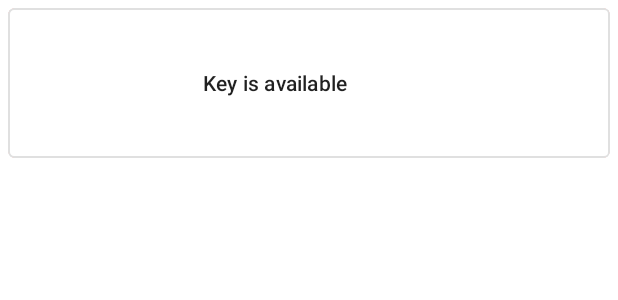
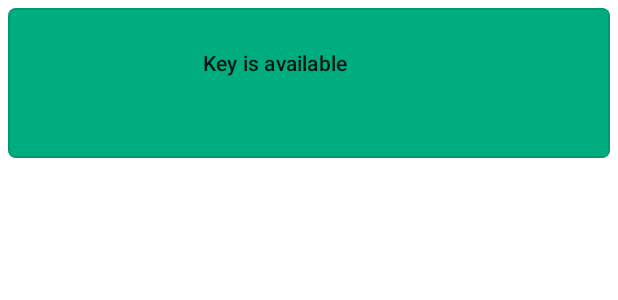
Before and after one commit to npapadopoulos/keys, an Android app: the layout key.xml on its own in the app's theme, with its tools: preview values and no code run, on a phone screen of 412 x 824 dp. Shown: the top 300 px of the screen. Run offline under Robolectric (Android 15) with nearby library versions, the phone set to English and light mode, and no system bars; Roboto replaces fonts that are not available here.

Commit message:
KEYS-13,KEYS-15 and bug fixes

```diff
--- a/app/build.gradle
+++ b/app/build.gradle
@@ -59,6 +59,7 @@ dependencies {
     implementation 'com.mikhaellopez:circularimageview:4.2.0'
     implementation 'androidx.navigation:navigation-fragment:2.3.0'
     implementation 'androidx.navigation:navigation-ui:2.3.0'
+    implementation 'androidx.palette:palette:1.0.0'
     compileOnly 'org.projectlombok:lombok:1.18.12'
     annotationProcessor 'org.projectlombok:lombok:1.18.12'
     implementation 'androidmads.library.qrgenearator:QRGenearator:1.0.3'
--- a/app/src/main/java/com/property/keys/entities/Key.java
+++ b/app/src/main/java/com/property/keys/entities/Key.java
@@ -23,6 +23,7 @@ public class Key implements Parcelable {
     private String checkedInDate;
     private String checkedOutDate;
     private String lastCheckOutDate;
+    private String lastCheckedInUser;
 
     public static final Parcelable.Creator<Key> CREATOR = new Parcelable.Creator<Key>() {
         @Override
@@ -43,6 +44,7 @@ public class Key implements Parcelable {
         checkedInDate = in.readString();
         checkedOutDate = in.readString();
         lastCheckOutDate = in.readString();
+        lastCheckedInUser = in.readString();
     }
 
     @Override
@@ -57,5 +59,6 @@ public class Key implements Parcelable {
         parcel.writeString(checkedInDate);
         parcel.writeString(checkedOutDate);
         parcel.writeString(lastCheckOutDate);
+        parcel.writeString(lastCheckedInUser);
     }
 }
--- /dev/null
+++ b/app/src/main/res/drawable/green_card_background.xml
@@ -0,0 +1,17 @@
+<?xml version="1.0" encoding="utf-8"?>
+<layer-list xmlns:android="http://schemas.android.com/apk/res/android">
+    <item
+        android:left="0dp"
+        android:right="0dp">
+        <shape
+            android:orientation="vertical"
+            android:shape="rectangle">
+            <solid android:color="@color/green" />
+            <corners
+                android:bottomLeftRadius="5dp"
+                android:bottomRightRadius="5dp"
+                android:topLeftRadius="5dp"
+                android:topRightRadius="5dp" />
+        </shape>
+    </item>
+</layer-list>
--- a/app/src/main/res/drawable/red_card_background.xml
+++ b/app/src/main/res/drawable/red_card_background.xml
@@ -1,5 +1,5 @@
 <?xml version="1.0" encoding="utf-8"?>
 <shape xmlns:android="http://schemas.android.com/apk/res/android">
     <corners android:radius="5dp" />
-    <solid android:color="#E53935" />
+    <solid android:color="@color/red_600" />
 </shape>
--- a/app/src/main/res/layout/key.xml
+++ b/app/src/main/res/layout/key.xml
@@ -6,7 +6,7 @@
     android:layout_margin="5dp">
 
     <RelativeLayout
-        android:id="@+id/propertyBackground"
+        android:id="@+id/keyBackground"
         android:layout_width="match_parent"
         android:layout_height="match_parent"
         android:background="@drawable/red_card_background">
@@ -22,38 +22,45 @@
     </RelativeLayout>
 
     <RelativeLayout
-        android:id="@+id/propertyForeground"
+        android:id="@+id/keyForeground"
         android:layout_width="match_parent"
-        android:layout_height="match_parent"
-        android:background="@drawable/white_card_background">
+        android:layout_height="100dp">
 
         <com.google.android.material.card.MaterialCardView
             android:id="@+id/card"
             style="@style/MaterialCardView"
             android:layout_width="match_parent"
-            android:layout_height="wrap_content"
+            android:layout_height="match_parent"
             android:background="@color/colorGrey">
 
             <RelativeLayout
+                android:id="@+id/keyDetails"
                 android:layout_width="match_parent"
-                android:layout_height="wrap_content">
+                android:layout_height="match_parent"
+                android:background="@drawable/green_card_background">
 
                 <ImageView
                     android:id="@+id/qrCodeImage"
                     android:layout_width="100dp"
-                    android:layout_height="100dp"
+                    android:layout_height="match_parent"
                     android:scaleType="fitCenter" />
 
                 <LinearLayout
                     android:layout_width="match_parent"
-                    android:layout_height="wrap_content"
+                    android:layout_height="match_parent"
                     android:layout_alignParentStart="true"
                     android:layout_centerHorizontal="true"
                     android:layout_centerVertical="true"
                     android:layout_marginStart="120dp"
-                    android:layout_marginTop="50dp"
                     android:orientation="vertical"
                     android:padding="10dp">
+
+                    <TextView
+                        android:id="@+id/checkedInDate"
+                        android:layout_width="wrap_content"
+                        android:layout_height="wrap_content"
+                        android:textAppearance="?attr/textAppearanceHeadline6"
+                        android:textSize="12sp" />
 
                     <TextView
                         android:id="@+id/checkedInDetails"
--- a/app/src/main/res/values/colors.xml
+++ b/app/src/main/res/values/colors.xml
@@ -10,10 +10,11 @@
     <color name="navigationBarColor">@color/colorGrey</color>
     <color name="colorGrey">#F6F6F6</color>
 
-    <color name="red_600">#E53935</color> <!--Color error (light)-->
+    <color name="red_600">#fc636e</color> <!--Color error (light)-->
 
     <color name="white_50">#ffffff</color>
 
     <color name="black_900">#000000</color>
+    <color name="green">#00ad7f</color>
 
 </resources>
```
Also changed, not shown: app/src/main/java/com/property/keys/PropertyDetails.java (+38 -0 lines), app/src/main/java/com/property/keys/adapters/KeyHolder.java (+27 -8 lines), app/src/main/java/com/property/keys/fragments/Scanner.java (+8 -2 lines), app/src/main/java/com/property/keys/utils/ImageUtils.java (+12 -2 lines).
